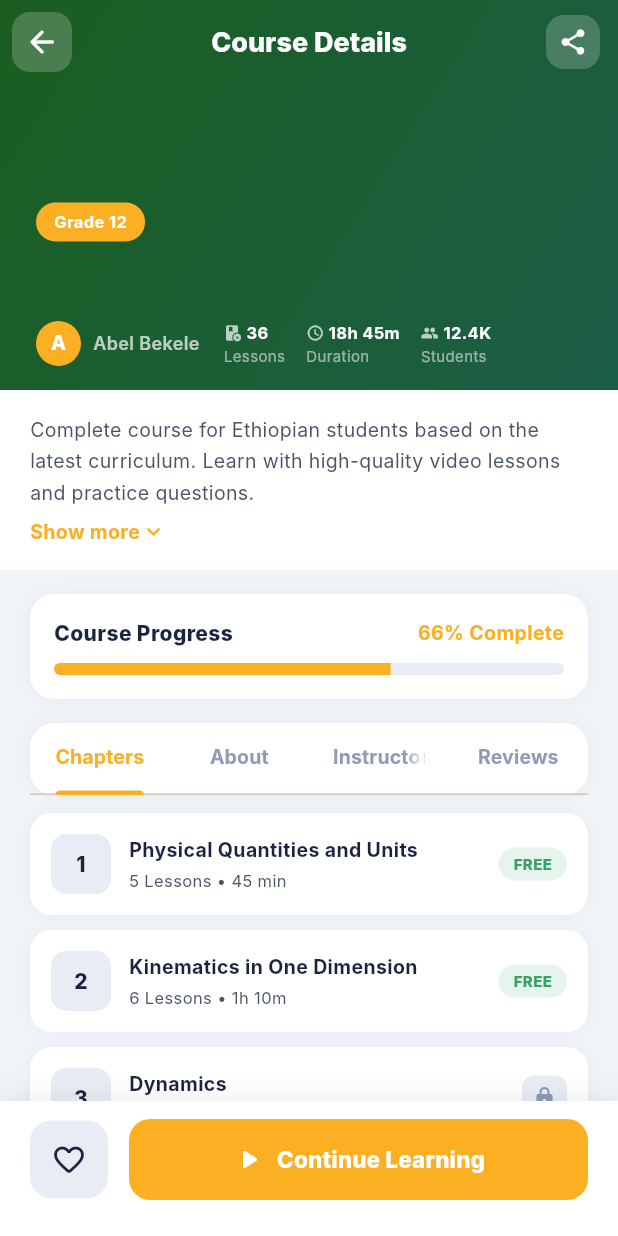
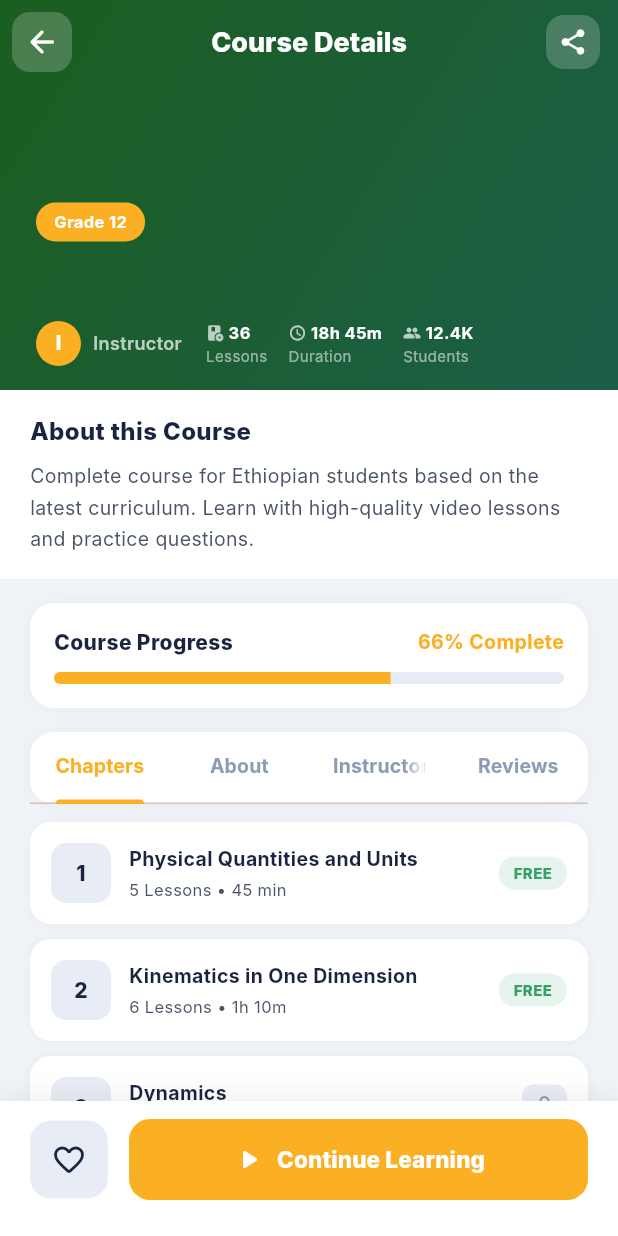
Before and after one commit to Shikur-Ebrahim/EthioClass, a Flutter app: the CourseDetailScreen screen opened directly with empty values, on a phone screen of 412 x 824 dp. Run offline on Flutter 3.47's test engine with Material 3 defaults, Android fonts, the phone set to English and light mode, and no system bars; our stand-ins replace device_info_plus, image_picker, shared_preferences, webview_flutter; accounts and stored records are empty; network calls fail; Roboto replaces fonts that are missing (Inter).

Commit message:
feat: Add course management UI in Admin and update Course Details

```diff
--- a/flutter/lib/models/course_model.dart
+++ b/flutter/lib/models/course_model.dart
@@ -1,26 +1,50 @@
+import 'dart:convert';
+
 class Course {
   final String id;
-  final String? divisionId;
+  final String? categoryId; // Replaced divisionId with categoryId
   final String title;
   final String description;
+  final String aboutText;
+  final List<String> aboutBullets;
+  final String instructorName;
+  final String instructorPhone;
   final String? thumbnailUrl;
   final DateTime? createdAt;
 
   Course({
     required this.id,
-    this.divisionId,
+    this.categoryId,
     required this.title,
     required this.description,
+    this.aboutText = '',
+    this.aboutBullets = const [],
+    this.instructorName = '',
+    this.instructorPhone = '',
     this.thumbnailUrl,
     this.createdAt,
   });
 
   factory Course.fromJson(Map<String, dynamic> json) {
+    List<String> parsedBullets = [];
+    if (json['about_bullets'] != null) {
+      try {
+        final List<dynamic> decoded = jsonDecode(json['about_bullets'] as String);
+        parsedBullets = decoded.map((e) => e.toString()).toList();
+      } catch (e) {
+        // Handle parsing error
+      }
+    }
+
     return Course(
       id: json['id'] as String,
-      divisionId: json['division_id'] as String?,
+      categoryId: json['category_id'] as String?,
       title: json['title'] as String? ?? '',
       description: json['description'] as String? ?? '',
+      aboutText: json['about_text'] as String? ?? '',
+      aboutBullets: parsedBullets,
+      instructorName: json['instructor_name'] as String? ?? '',
+      instructorPhone: json['instructor_phone'] as String? ?? '',
       thumbnailUrl: json['thumbnail_url'] as String?,
       createdAt: json['created_at'] != null
           ? DateTime.tryParse(json['created_at'] as String)
--- a/flutter/lib/screens/user/course_detail_screen.dart
+++ b/flutter/lib/screens/user/course_detail_screen.dart
@@ -187,17 +187,23 @@ class _CourseDetailScreenState extends State<CourseDetailScreen>
                                       color: AppColors.primary,
                                       shape: BoxShape.circle,
                                     ),
-                                    child: const Center(
-                                      child: Text('A',
-                                          style: TextStyle(
+                                    child: Center(
+                                      child: Text(
+                                          widget.course.instructorName.isNotEmpty
+                                              ? widget.course.instructorName.substring(0, 1).toUpperCase()
+                                              : 'I',
+                                          style: const TextStyle(
                                               color: Colors.white,
                                               fontSize: 13,
                                               fontWeight: FontWeight.w800)),
                                     ),
                                   ),
                                   const SizedBox(width: 8),
-                                  const Text('Abel Bekele',
-                                      style: TextStyle(
+                                  Text(
+                                      widget.course.instructorName.isNotEmpty
+                                          ? widget.course.instructorName
+                                          : 'Instructor',
+                                      style: const TextStyle(
                                           color: Colors.white70,
                                           fontSize: 12,
                                           fontWeight: FontWeight.w600)),
@@ -226,7 +232,7 @@ class _CourseDetailScreenState extends State<CourseDetailScreen>
                   ),
                 ),
 
-                // ── Description ──────────────────────────────────────
+                // ── Description & About ──────────────────────────────────────
                 SliverToBoxAdapter(
                   child: Container(
                     color: AppColors.surface,
@@ -234,43 +240,50 @@ class _CourseDetailScreenState extends State<CourseDetailScreen>
                     child: Column(
                       crossAxisAlignment: CrossAxisAlignment.start,
                       children: [
+                        const Text(
+                          'About this Course',
+                          style: TextStyle(
+                            fontSize: 16,
+                            fontWeight: FontWeight.w800,
+                            color: AppColors.textDark,
+                          ),
+                        ),
+                        const SizedBox(height: 8),
                         Text(
-                          description,
-                          maxLines: _expanded ? null : 3,
-                          overflow: _expanded
-                              ? TextOverflow.visible
-                              : TextOverflow.ellipsis,
+                          widget.course.aboutText.isNotEmpty ? widget.course.aboutText : description,
                           style: const TextStyle(
                             fontSize: 13,
                             color: AppColors.textMedium,
                             height: 1.6,
                           ),
                         ),
-                        const SizedBox(height: 6),
-                        GestureDetector(
-                          onTap: () =>
-                              setState(() => _expanded = !_expanded),
+                        if (widget.course.aboutBullets.isNotEmpty) ...[
+                          const SizedBox(height: 16),
+                          ...widget.course.aboutBullets.map((bullet) => Padding(
+                                padding: const EdgeInsets.only(bottom: 8.0),
                                 child: Row(
-                            mainAxisSize: MainAxisSize.min,
+                                  crossAxisAlignment: CrossAxisAlignment.start,
                                   children: [
-                              Text(
-                                _expanded ? 'Show less' : 'Show more',
+                                    const Padding(
+                                      padding: EdgeInsets.only(top: 2.0),
+                                      child: Icon(Icons.check_circle, color: Color(0xFF2563EB), size: 16),
+                                    ),
+                                    const SizedBox(width: 8),
+                                    Expanded(
+                                      child: Text(
+                                        bullet,
                                         style: const TextStyle(
                                           fontSize: 13,
-                                  fontWeight: FontWeight.w700,
-                                  color: AppColors.primary,
+                                          color: AppColors.textDark,
+                                          fontWeight: FontWeight.w500,
+                                          height: 1.4,
                                         ),
                                       ),
-                              Icon(
-                                _expanded
-                                    ? Icons.keyboard_arrow_up_rounded
-                                    : Icons.keyboard_arrow_down_rounded,
-                                color: AppColors.primary,
-                                size: 18,
                                     ),
                                   ],
                                 ),
-                        ),
+                              )),
+                        ],
                       ],
                     ),
                   ),
```
Also changed, not shown: flutter/lib/screens/admin/admin_home_screen.dart (+20 -0 lines), flutter/lib/screens/admin/manage_courses_screen.dart (added, +555 -0 lines). Lines whose indentation alone changed are shown as unchanged.
